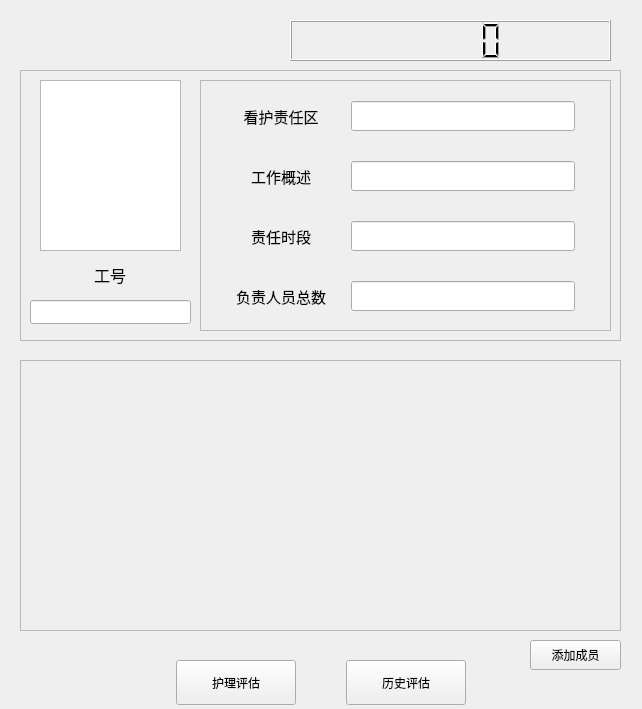
Old version of the form healthMain/mainview.ui in the repository OldFish-loveCat/Sys_Evaluation.
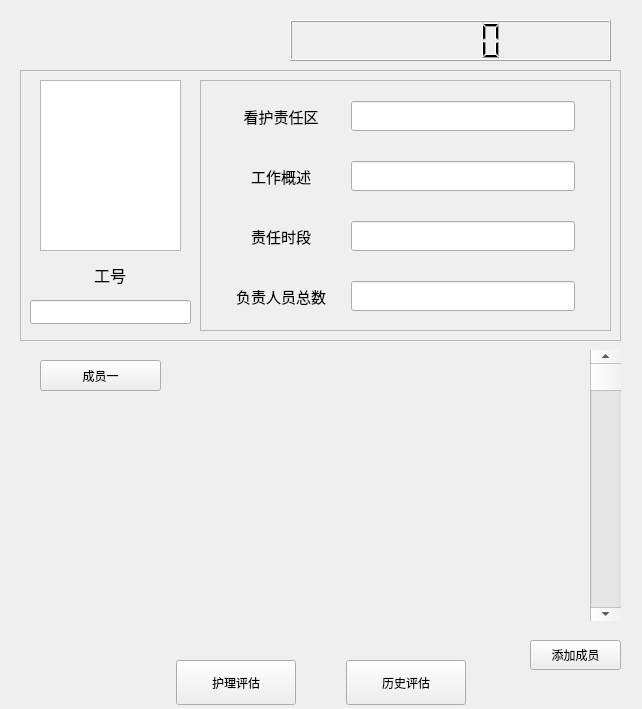
New version of the form.

```diff
--- a/healthMain/mainview.ui
+++ b/healthMain/mainview.ui
@@ -255,29 +255,6 @@
      <bool>false</bool>
     </property>
    </widget>
-   <widget class="QScrollArea" name="scrollArea_2">
-    <property name="geometry">
-     <rect>
-      <x>20</x>
-      <y>360</y>
-      <width>601</width>
-      <height>271</height>
-     </rect>
-    </property>
-    <property name="widgetResizable">
-     <bool>true</bool>
-    </property>
-    <widget class="QWidget" name="scrollAreaWidgetContents_2">
-     <property name="geometry">
-      <rect>
-       <x>0</x>
-       <y>0</y>
-       <width>599</width>
-       <height>269</height>
-      </rect>
-     </property>
-    </widget>
-   </widget>
    <widget class="QPushButton" name="addMember">
     <property name="geometry">
      <rect>
@@ -317,6 +294,42 @@
      <string>历史评估</string>
     </property>
    </widget>
+   <widget class="QWidget" name="widget" native="true">
+    <property name="geometry">
+     <rect>
+      <x>20</x>
+      <y>350</y>
+      <width>571</width>
+      <height>271</height>
+     </rect>
+    </property>
+    <widget class="QPushButton" name="showmember">
+     <property name="geometry">
+      <rect>
+       <x>20</x>
+       <y>10</y>
+       <width>121</width>
+       <height>31</height>
+      </rect>
+     </property>
+     <property name="text">
+      <string>成员一</string>
+     </property>
+    </widget>
+   </widget>
+   <widget class="QScrollBar" name="verticalScrollBar">
+    <property name="geometry">
+     <rect>
+      <x>590</x>
+      <y>350</y>
+      <width>31</width>
+      <height>271</height>
+     </rect>
+    </property>
+    <property name="orientation">
+     <enum>Qt::Vertical</enum>
+    </property>
+   </widget>
   </widget>
  </widget>
  <layoutdefault spacing="6" margin="11"/>
```
Left out of the diff: 2 changed lines with no effect on the pictures.
